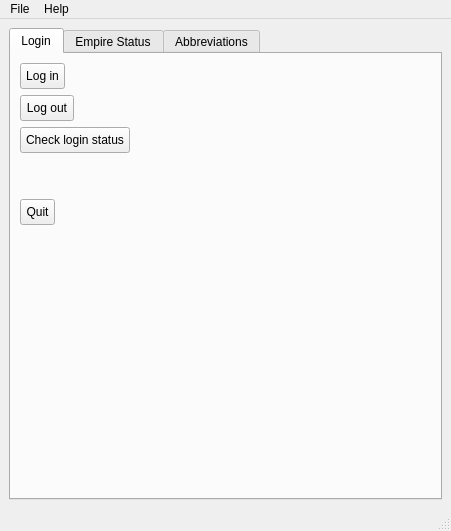
Qt form pyside/ui/mainwindow.ui (LacunaOmnibus/MontyLacuna) before a commit.
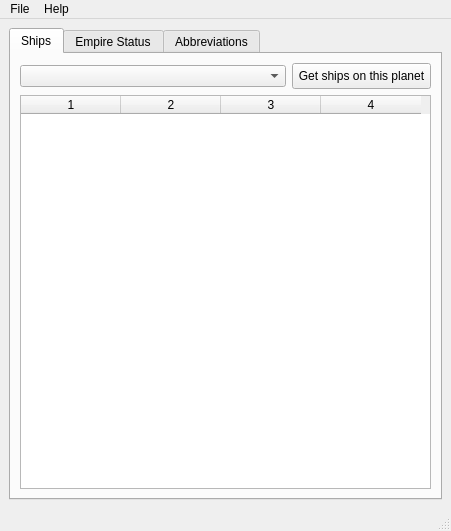
The same form after that commit.

Commit message: fighting with buttons in tables

Patch:
```diff
--- a/pyside/ui/mainwindow.ui
+++ b/pyside/ui/mainwindow.ui
@@ -10,6 +10,12 @@
     <height>531</height>
    </rect>
   </property>
+  <property name="sizePolicy">
+   <sizepolicy hsizetype="MinimumExpanding" vsizetype="Preferred">
+    <horstretch>0</horstretch>
+    <verstretch>0</verstretch>
+   </sizepolicy>
+  </property>
   <property name="focusPolicy">
    <enum>Qt::TabFocus</enum>
   </property>
@@ -38,95 +44,49 @@
         </property>
         <widget class="QWidget" name="tab_1">
          <attribute name="title">
-          <string>Login</string>
+          <string>Ships</string>
          </attribute>
          <layout class="QVBoxLayout" name="verticalLayout_6">
           <item>
            <layout class="QVBoxLayout" name="verticalLayout_4">
             <item>
-             <widget class="QPushButton" name="btn_login">
-              <property name="sizePolicy">
-               <sizepolicy hsizetype="Maximum" vsizetype="Maximum">
-                <horstretch>0</horstretch>
-                <verstretch>0</verstretch>
-               </sizepolicy>
-              </property>
-              <property name="text">
-               <string>Log in</string>
-              </property>
-             </widget>
+             <layout class="QHBoxLayout" name="horizontalLayout">
+              <item>
+               <widget class="QComboBox" name="cmb_planets">
+                <property name="sizePolicy">
+                 <sizepolicy hsizetype="MinimumExpanding" vsizetype="Fixed">
+                  <horstretch>0</horstretch>
+                  <verstretch>0</verstretch>
+                 </sizepolicy>
+                </property>
+               </widget>
+              </item>
+              <item>
+               <widget class="QPushButton" name="btn_get_ships">
+                <property name="text">
+                 <string>Get ships on this planet</string>
+                </property>
+               </widget>
+              </item>
+             </layout>
             </item>
             <item>
-             <widget class="QPushButton" name="btn_logout">
-              <property name="sizePolicy">
-               <sizepolicy hsizetype="Maximum" vsizetype="Maximum">
-                <horstretch>0</horstretch>
-                <verstretch>0</verstretch>
-               </sizepolicy>
+             <widget class="QTableWidget" name="tbl_ships">
+              <property name="alternatingRowColors">
+               <bool>true</bool>
               </property>
-              <property name="text">
-               <string>Log out</string>
+              <property name="sortingEnabled">
+               <bool>false</bool>
               </property>
-             </widget>
-            </item>
-            <item>
-             <widget class="QPushButton" name="btn_check_status">
-              <property name="sizePolicy">
-               <sizepolicy hsizetype="Maximum" vsizetype="Maximum">
-                <horstretch>0</horstretch>
-                <verstretch>0</verstretch>
-               </sizepolicy>
+              <property name="columnCount">
+               <number>4</number>
               </property>
-              <property name="text">
-               <string>Check login status</string>
-              </property>
+              <column/>
+              <column/>
+              <column/>
+              <column/>
              </widget>
             </item>
-            <item>
-             <spacer name="verticalSpacer">
-              <property name="orientation">
-               <enum>Qt::Vertical</enum>
-              </property>
-              <property name="sizeType">
-               <enum>QSizePolicy::Minimum</enum>
-              </property>
-              <property name="sizeHint" stdset="0">
-               <size>
-                <width>20</width>
-                <height>40</height>
-               </size>
-              </property>
-             </spacer>
-            </item>
-            <item>
-             <widget class="QPushButton" name="btn_quit">
-              <property name="sizePolicy">
-               <sizepolicy hsizetype="Maximum" vsizetype="Maximum">
-                <horstretch>0</horstretch>
-                <verstretch>0</verstretch>
-               </sizepolicy>
-              </property>
-              <property name="text">
-               <string>Quit</string>
-              </property>
-             </widget>
-            </item>
-            <item>
-             <spacer name="verticalSpacer_2">
-              <property name="orientation">
-               <enum>Qt::Vertical</enum>
-              </property>
-              <property name="sizeType">
-               <enum>QSizePolicy::Expanding</enum>
-              </property>
-              <property name="sizeHint" stdset="0">
-               <size>
-                <width>20</width>
-                <height>40</height>
-               </size>
-              </property>
-             </spacer>
-            </item>
            </layout>
           </item>
          </layout>
```
Left out of the diff: 28 changed lines with no effect on the pictures. The commit also changes 10 other files.
